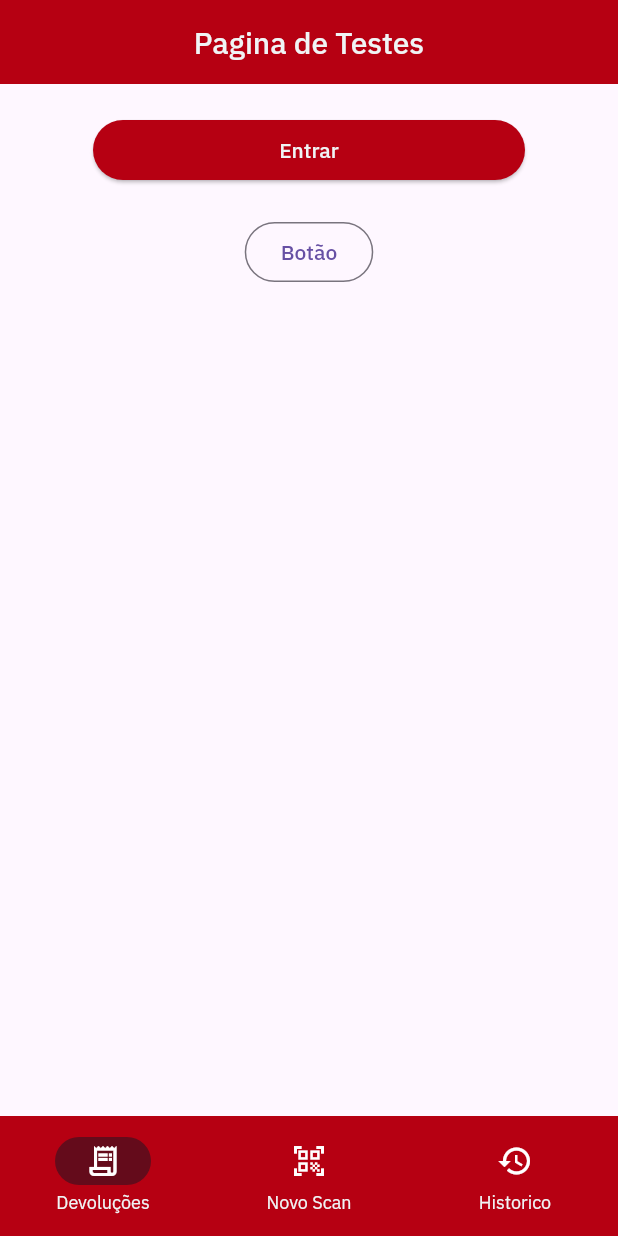
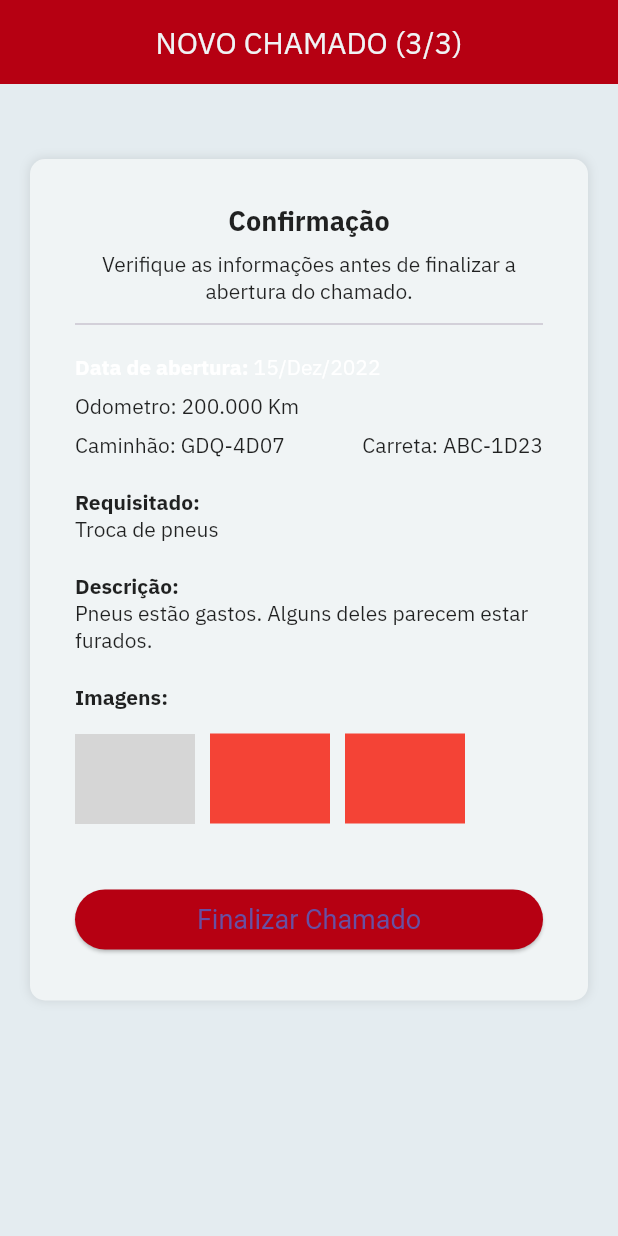
Before and after one commit to 4Ventz/leitor_codigo_barras, a Flutter app: the screen it shows after launch, on a phone screen of 412 x 824 dp. Run offline on Flutter 3.47's test engine with Material 2 defaults, Android fonts, the phone set to English and light mode, and no system bars; our stand-ins replace google_fonts; missing offline and left inert: flutter_barcode_scanner; network calls fail; grey boxes are pictures that could not be loaded.

Commit message:
novo chamado

```diff
--- a/lib/main.dart
+++ b/lib/main.dart
@@ -1,5 +1,5 @@
 import 'package:flutter/material.dart';
-import 'package:leitor_codigo_barras/shared/app_widget.dart';
+import 'package:leitor_codigo_barras/src/app_widget.dart';
 
 void main() {
   runApp(const AppWidget());
--- a/lib/shared/app_widget.dart
+++ /dev/null
@@ -1,30 +0,0 @@
-import 'package:flutter/material.dart';
-import 'package:google_fonts/google_fonts.dart';
-import 'package:leitor_codigo_barras/src/teste_page.dart';
-
-import 'custom_colors.dart';
-
-class AppWidget extends StatelessWidget {
-  const AppWidget({super.key});
-
-  @override
-  Widget build(BuildContext context) {
-    return MaterialApp(
-      title: 'Leitor de codigo de barras',
-      debugShowCheckedModeBanner: false,
-      theme: ThemeData(
-        useMaterial3: true,
-        primarySwatch: CustomColor().mainRed,
-        textTheme: GoogleFonts.ibmPlexSansTextTheme(
-          Theme.of(context).textTheme,
-        ),
-        appBarTheme: AppBarTheme(
-          centerTitle: true,
-          foregroundColor: CustomColor().offWhite,
-          backgroundColor: CustomColor().mainRed,
-        ),
-      ),
-      home: const TestePage(),
-    );
-  }
-}
--- /dev/null
+++ b/lib/src/app_widget.dart
@@ -0,0 +1,28 @@
+import 'package:flutter/material.dart';
+import 'package:google_fonts/google_fonts.dart';
+import 'package:leitor_codigo_barras/src/shared/custom_colors.dart';
+
+import 'modules/teste_page.dart';
+
+class AppWidget extends StatelessWidget {
+  const AppWidget({super.key});
+
+  @override
+  Widget build(BuildContext context) {
+    return MaterialApp(
+      theme: ThemeData(
+          useMaterial3: true,
+          primarySwatch: CustomColor().mainRed,
+          textTheme: GoogleFonts.ibmPlexSansTextTheme(
+            Theme.of(context).textTheme,
+          ),
+          appBarTheme: AppBarTheme(
+            centerTitle: true,
+            foregroundColor: CustomColor().offWhite,
+            backgroundColor: CustomColor().mainRed,
+          ),
+          scaffoldBackgroundColor: const Color(0xFFE4ECF0)),
+      home: const TestePage(),
+    );
+  }
+}
--- /dev/null
+++ b/lib/src/modules/teste_page.dart
@@ -0,0 +1,160 @@
+import 'package:flutter/material.dart';
+import 'package:google_fonts/google_fonts.dart';
+import 'package:leitor_codigo_barras/src/shared/custom_colors.dart';
+
+class TestePage extends StatelessWidget {
+  const TestePage({super.key});
+
+  @override
+  Widget build(BuildContext context) {
+    return Scaffold(
+      appBar: AppBar(
+        title: Text(
+          "NOVO CHAMADO (3/3)",
+          style: GoogleFonts.ibmPlexSans(
+            textStyle: TextStyle(fontWeight: FontWeight.w400),
+          ),
+        ),
+      ),
+      body: SingleChildScrollView(
+        child: Container(
+          margin: EdgeInsets.symmetric(vertical: 50, horizontal: 20),
+          padding: EdgeInsets.symmetric(vertical: 30, horizontal: 30),
+          width: double.infinity,
+          decoration: BoxDecoration(
+            color: CustomColor().offWhite,
+            borderRadius: BorderRadius.circular(10),
+            boxShadow: [
+              BoxShadow(
+                color: Color.fromARGB(25, 0, 0, 0),
+                blurRadius: 5,
+                spreadRadius: 0.1,
+              )
+            ],
+          ),
+          child: Column(
+            crossAxisAlignment: CrossAxisAlignment.start,
+            children: [
+              SizedBox(
+                width: double.infinity,
+                child: Text(
+                    textAlign: TextAlign.center,
+                    style: TextStyle(fontWeight: FontWeight.w700, fontSize: 18),
+                    'Confirmação'),
+              ),
+              SizedBox(
+                height: 8,
+              ),
+              SizedBox(
+                width: double.infinity,
+                child: Text(
+                    textAlign: TextAlign.center,
+                    style: TextStyle(fontWeight: FontWeight.w400, fontSize: 14),
+                    'Verifique as informações antes de finalizar a abertura do chamado.'),
+              ),
+              SizedBox(
+                height: 5,
+              ),
+              Divider(),
+              SizedBox(
+                height: 12,
+              ),
+              RichText(
+                text: TextSpan(
+                  text: 'Data de abertura: ',
+                  style: GoogleFonts.ibmPlexSans(
+                    textStyle: TextStyle(fontWeight: FontWeight.w700),
+                  ),
+                  children: <TextSpan>[
+                    TextSpan(
+                      text: '15/Dez/2022',
+                      style: GoogleFonts.ibmPlexSans(
+                        textStyle: TextStyle(fontWeight: FontWeight.w400),
+                      ),
+                    ),
+                  ],
+                ),
+              ),
+              Padding(
+                padding: const EdgeInsets.symmetric(vertical: 8),
+                child: Text('Odometro: 200.000 Km'),
+              ),
+              Row(
+                mainAxisAlignment: MainAxisAlignment.spaceBetween,
+                children: [
+                  Text("Caminhão: GDQ-4D07"),
+                  Text('Carreta: ABC-1D23'),
+                ],
+              ),
+              SizedBox(
+                height: 20,
+              ),
+              Text(
+                "Requisitado:",
+                style: TextStyle(fontWeight: FontWeight.w700),
+              ),
+              Text('Troca de pneus'),
+              SizedBox(
+                height: 20,
+              ),
+              Text(
+                "Descrição:",
+                style: TextStyle(fontWeight: FontWeight.w700),
+              ),
+              Text('Pneus estão gastos. Alguns deles parecem estar furados.'),
+              SizedBox(
+                height: 20,
+              ),
+              Text(
+                "Imagens:",
+                style: TextStyle(fontWeight: FontWeight.w700),
+              ),
+              SizedBox(
+                height: 15,
+              ),
+              Row(
+                children: [
+                  ClipRRect(
+                    borderRadius: BorderRadius.circular(10),
+                    child: Image.network(
+                      "https://dana.com.br/wp-content/uploads/2020/05/pneu-novo-pneu-careca.jpg",
+                      height: 60,
+                      width: 80,
+                      fit: BoxFit.cover,
+                    ),
+                  ),
+                  Container(
+                    margin: EdgeInsets.symmetric(horizontal: 10),
+                    height: 60,
+                    width: 80,
+                    color: Colors.red,
+                  ),
+                  Container(
+                    height: 60,
+                    width: 80,
+                    color: Colors.red,
+                  ),
+                ],
+              ),
+              SizedBox(
+                height: 40,
+              ),
+              SizedBox(
+                width: double.infinity,
+                child: ElevatedButton(
+                  style: ElevatedButton.styleFrom(
+                    backgroundColor: CustomColor().mainRed,
+                    textStyle:
+                        const TextStyle(fontSize: 18, color: Colors.white),
+                  ),
+                  onPressed: () {},
+                  child: Text('Finalizar Chamado'),
+                ),
+              ),
+            ],
+          ),
+        ),
+      ),
+    );
+  }
+}
--- a/lib/src/teste_page.dart
+++ /dev/null
@@ -1,88 +0,0 @@
-import 'package:flutter/material.dart';
-import 'package:leitor_codigo_barras/shared/custom_colors.dart';
-
-class TestePage extends StatefulWidget {
-  const TestePage({super.key});
-
-  @override
-  State<TestePage> createState() => _TestePageState();
-}
-
-class _TestePageState extends State<TestePage> {
-  int bottomIndex = 0;
-  changeBottomIndex(int index) {
-    setState(() {
-      bottomIndex = index;
-    });
-  }
-
-  @override
-  Widget build(BuildContext context) {
-    return Scaffold(
-      appBar: AppBar(
-        centerTitle: true,
-        backgroundColor: CustomColor().mainRed,
-        title: const Text('Pagina de Testes'),
-      ),
-      body: Center(
-        child: Column(crossAxisAlignment: CrossAxisAlignment.center, children: [
-          const SizedBox(
-            height: 20,
-          ),
-          ElevatedButton(
-            style: ElevatedButton.styleFrom(
-                backgroundColor: CustomColor().mainRed,
-                fixedSize: const Size.fromWidth(288)),
-            onPressed: () {
-              print("Clicou");
-            },
-            child: Text(
-              "Entrar",
-              style: TextStyle(color: CustomColor().offWhite),
-            ),
-          ),
-          const SizedBox(
-            height: 20,
-          ),
-          OutlinedButton(
-            onPressed: () {
-              print("Clicou");
-            },
-            child: const Text("Botão"),
-          ),
-        ]),
-      ),
-      bottomNavigationBar: NavigationBarTheme(
-          data: NavigationBarThemeData(
-              indicatorColor: CustomColor().indicatorBlue,
-              labelTextStyle: MaterialStateProperty.all(
-                  TextStyle(fontSize: 12, color: CustomColor().offWhite))),
-          child: NavigationBar(
-            onDestinationSelected: (value) => changeBottomIndex(value),
-            selectedIndex: bottomIndex,
-            height: 80,
-            backgroundColor: CustomColor().mainRed,
-            destinations: const [
-              NavigationDestination(
-                  icon: Icon(
-                    Icons.receipt_long_outlined,
-                    color: Color(0xFFFFFFFF),
-                  ),
-                  label: 'Devoluções'),
-              NavigationDestination(
-                  icon: Icon(
-                    Icons.qr_code_scanner_outlined,
-                    color: Color(0xFFFFFFFF),
-                  ),
-                  label: 'Novo Scan'),
-              NavigationDestination(
-                  icon: Icon(
-                    Icons.history_outlined,
-                    color: Color(0xFFFFFFFF),
-                  ),
-                  label: 'Historico')
-            ],
-          )),
-    );
-  }
-}
```
Also changed, not shown: lib/src/modules/historic/historic_view.dart (added), lib/src/modules/login/login_view.dart (renamed from lib/src/login/login_view.dart), lib/src/modules/returns/returns_view.dart (added), lib/src/shared/custom_colors.dart (renamed from lib/shared/custom_colors.dart).
